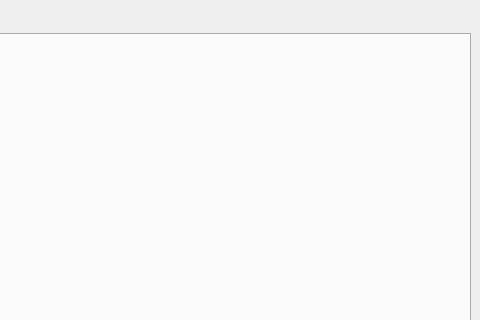
First picture: the form in src/ui/mainwindow.ui, repository Gang-of-CSED/Equator, before the edit; both pictures show x 630 to 1110 and y 0 to 320 of the 1110 by 675 pixel window.
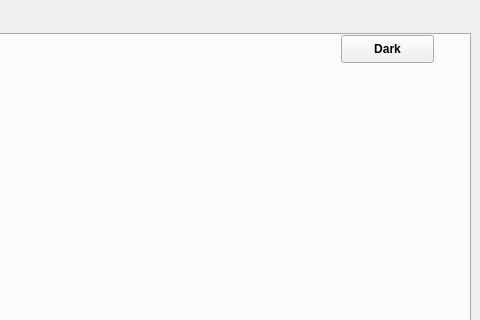
Second picture: the form after the edit.

Patch:
```diff
--- a/src/ui/mainwindow.ui
+++ b/src/ui/mainwindow.ui
@@ -15,7 +15,7 @@
   </property>
   <widget class="QWidget" name="centralwidget">
    <layout class="QGridLayout" name="gridLayout">
-    <item row="1" column="0">
+    <item row="0" column="0">
      <widget class="QTabWidget" name="tabWidget">
       <property name="currentIndex">
        <number>1</number>
@@ -1110,6 +1110,25 @@
          <string/>
         </property>
        </widget>
+       <widget class="QPushButton" name="themeButton_root">
+        <property name="geometry">
+         <rect>
+          <x>960</x>
+          <y>0</y>
+          <width>93</width>
+          <height>28</height>
+         </rect>
+        </property>
+        <property name="font">
+         <font>
+          <weight>75</weight>
+          <bold>true</bold>
+         </font>
+        </property>
+        <property name="text">
+         <string>Dark</string>
+        </property>
+       </widget>
       </widget>
      </widget>
     </item>
```
